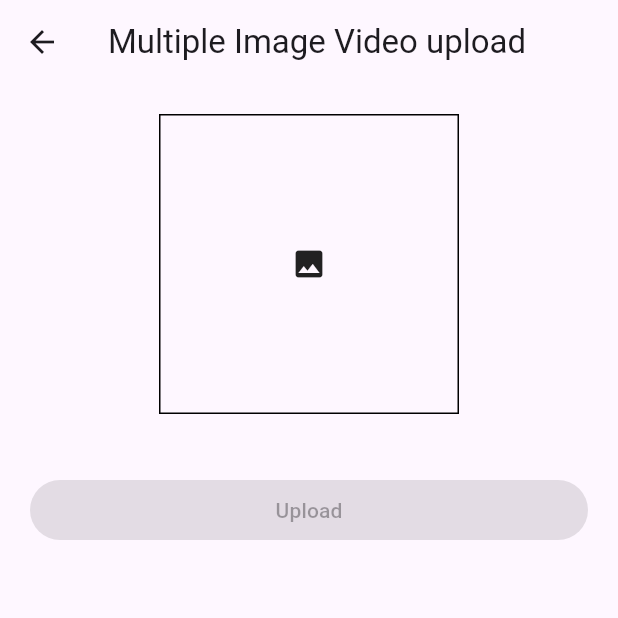
After one commit to officialllrahul/Firebase-Flutter-Authentication, a Flutter app: the Dashboard screen opened by its route, item 2 of the bottom bar chosen, after a tap on "Select multiple images", on a phone screen of 412 x 824 dp, the top half of it. The commit adds this screen. Run offline on Flutter 3.47's test engine with Material 3 defaults, Android fonts, the phone set to English and light mode, and no system bars; our stand-ins replace cloud_firestore, firebase_auth, firebase_core, firebase_storage, fluttertoast, google_sign_in and 3 more; accounts and stored records are empty.

Commit message:
first commit

```diff
--- a/lib/Screens/dashboard.dart
+++ b/lib/Screens/dashboard.dart
@@ -55,6 +55,9 @@ class _DashboardState extends State<Dashboard> {
       ),
       body: _pages[_selectedIndex],
       bottomNavigationBar: BottomNavigationBar(
+        unselectedItemColor: Colors.black87,
+        selectedItemColor: Colors.orange,
+        showUnselectedLabels: true,
         items: const [
           BottomNavigationBarItem(
             icon: Icon(Icons.home_outlined),
--- a/lib/Screens/firebaseStorage.dart
+++ b/lib/Screens/firebaseStorage.dart
@@ -1,5 +1,6 @@
 import 'package:firebseauthentication/Screens/UpdateFirestoreData.dart';
 import 'package:firebseauthentication/Screens/firebaseimageUploadPicker.dart';
+import 'package:firebseauthentication/Screens/multipleImage.dart';
 import 'package:flutter/material.dart';
 
 class FirebaseStorage extends StatefulWidget {
@@ -19,12 +20,14 @@ class _FirebaseStorageState extends State<FirebaseStorage> {
           crossAxisAlignment: CrossAxisAlignment.center,
           children: [
             ElevatedButton(onPressed: (){
-              Navigator.push(context, MaterialPageRoute(builder: (context) => ImagePickerUpload()));
-            }, child: Text("Image picker upload ")),
+              Navigator.push(context, MaterialPageRoute(builder: (context) => const ImagePickerUpload()));
+            }, child: const Text("Image picker upload ")),
             ElevatedButton(onPressed: (){
-              Navigator.push(context, MaterialPageRoute(builder: (context) => UpdateFirestoreData()));
-            }, child: Text("Update Firestore data ")),
-
+              Navigator.push(context, MaterialPageRoute(builder: (context) => const UpdateFirestoreData()));
+            }, child: const Text("Update Firestore data ")),
+              ElevatedButton(onPressed: (){
+               Navigator.push(context, MaterialPageRoute(builder: (context) => const MultiImageVideo()));
+              },child: const Text("Select multiple images")),
           ],
         ),
       ),
--- /dev/null
+++ b/lib/Screens/multipleImage.dart
@@ -0,0 +1,102 @@
+import 'dart:io';
+import 'package:cloud_firestore/cloud_firestore.dart';
+import 'package:firebase_storage/firebase_storage.dart';
+import 'package:firebseauthentication/Screens/dashboard.dart';
+import 'package:flutter/material.dart';
+import 'package:fluttertoast/fluttertoast.dart';
+import 'package:image_picker/image_picker.dart';
+
+class MultiImageVideo extends StatefulWidget {
+  const MultiImageVideo({Key? key}) : super(key: key);
+
+  @override
+  State<MultiImageVideo> createState() => _MultiImageVideoState();
+}
+
+class _MultiImageVideoState extends State<MultiImageVideo> {
+
+  final FirebaseStorage _storage = FirebaseStorage.instance;
+  final ImagePicker _picker = ImagePicker();
+  final CollectionReference _items = FirebaseFirestore.instance.collection('MultiImageVideo');
+
+  List<File> _images = [];
+
+  Future<void> getImageGallery() async {
+    List<XFile>? pickedFiles = await _picker.pickMultiImage( );
+
+    if (pickedFiles != null) {
+      setState(() {
+        _images = pickedFiles.map((XFile file) => File(file.path)).toList();
+      });
+    }
+  }
+
+  Future<void> _uploadImages() async {
+    for (File image in _images) {
+      String imageName = DateTime.now().millisecondsSinceEpoch.toString(); // Unique name for each image
+      Reference ref = _storage.ref().child('multi_image_video/$imageName.jpg');
+      UploadTask uploadTask = ref.putFile(image);
+
+      TaskSnapshot taskSnapshot = await uploadTask.whenComplete(() => null);
+
+      String downloadURL = await taskSnapshot.ref.getDownloadURL();
+
+      // Now you can save the downloadURL to Firebase Firestore or perform any other necessary action
+      await _items.add({'imageURL': downloadURL});
+
+    }
+    // Show a toast message
+    Fluttertoast.showToast(
+        msg: "Data successfully registered in Firebase",
+        backgroundColor: Colors.blueGrey,
+        timeInSecForIosWeb: 7);
+
+    Navigator.push(context, MaterialPageRoute(builder: (context) => Dashboard()));
+
+    // Clear the images list after uploading
+    setState(() {
+      _images.clear();
+    });
+  }
+
+  @override
+  Widget build(BuildContext context) {
+    return Scaffold(
+      appBar: AppBar(
+        title: Text("Multiple Image Video upload"),
+      ),
+      body: Column(
+        children: [
+          Center(
+            child: InkWell(
+              onTap: () {
+                getImageGallery();
+              },
+              child: Container(
+                margin: EdgeInsets.all(20),
+                height: 200,
+                width: 200,
+                decoration: BoxDecoration(
+                  border: Border.all(
+                    color: Colors.black,
+                  ),
+                ),
+                child: _images.isNotEmpty
+                    ? Image.file(_images.first)
+                    : Center(child: Icon(Icons.image)),
+              ),
+            ),
+          ),
+          Container(
+            width: double.infinity,
+            margin: EdgeInsets.all(20),
+            child: ElevatedButton(
+              onPressed: _images.isNotEmpty ? _uploadImages : null,
+              child: Text("Upload"),
+            ),
+          )
+        ],
+      ),
+    );
+  }
+}
```
Also changed, not shown: lib/Screens/navigate.dart (added, +35 -0 lines), lib/Screens/splashscreen.dart (+4 -11 lines), lib/main.dart (+0 -88 lines), pubspec.lock.
